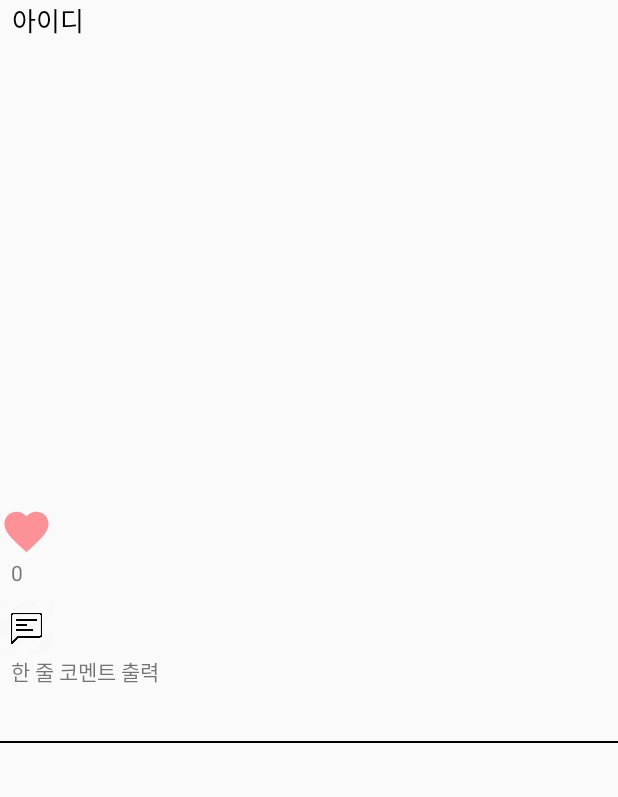
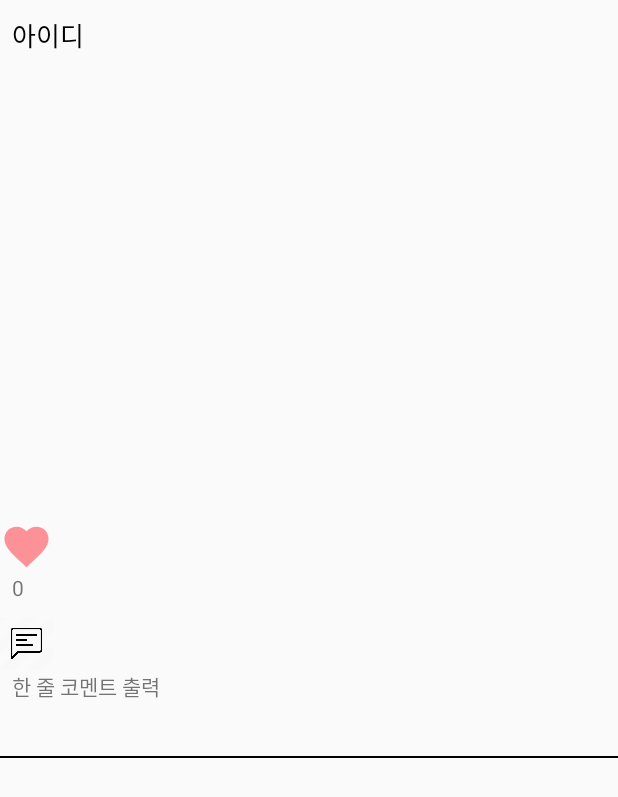
Before and after one commit to feelwjd/MyPT, an Android app: the layout activity_community_recycler.xml on its own in the app's theme, with its tools: preview values and no code run, on a phone screen of 412 x 824 dp. Shown: the top 797 px of the screen. Run offline under Robolectric (Android 15) with nearby library versions, the light colour scheme and no system bars.

Commit message:
20211031_04시21분

```diff
--- a/app/src/main/res/layout/activity_community_recycler.xml
+++ b/app/src/main/res/layout/activity_community_recycler.xml
@@ -13,6 +13,7 @@
         android:layout_width="wrap_content"
         android:layout_height="wrap_content"
         android:layout_marginLeft="16dp"
+        android:layout_marginTop="10dp"
         android:text="아이디"
         android:textColor="@android:color/black"
         android:textSize="17dp"
@@ -34,13 +35,14 @@
     <LinearLayout
         android:layout_width="match_parent"
         android:layout_height="wrap_content">
+
         <ImageView
             android:id="@+id/redheart"
             android:layout_width="35dp"
             android:layout_height="35dp"
             android:layout_marginTop="30dp"
-        android:onClick="likeplus"
-        android:background="@drawable/ic_like">
+            android:background="@drawable/ic_like"
+            android:onClick="likeplus">
 
         </ImageView>
     </LinearLayout>
@@ -50,7 +52,7 @@
         android:layout_height="wrap_content">
     <TextView
         android:id="@+id/heart"
-        android:layout_marginLeft="7dp"
+        android:layout_marginLeft="8dp"
         android:layout_width="82dp"
         android:layout_height="19dp"
         android:text="0" />
@@ -75,7 +77,7 @@
         android:layout_width="wrap_content"
         android:layout_height="wrap_content"
         android:layout_marginBottom="36dp"
-        android:layout_marginLeft="7dp"
+        android:layout_marginLeft="8dp"
         android:text="한 줄 코멘트 출력" />
     </LinearLayout>
 
```
Lines whose indentation alone changed are shown as unchanged.
